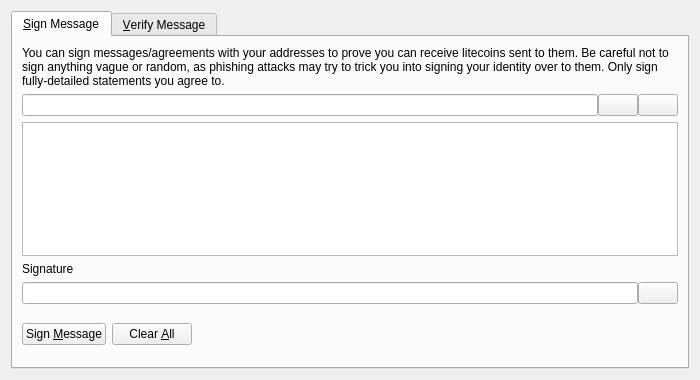
Qt form src/qt/forms/signverifymessagedialog.ui (harlequinfarm/litecoin) before a commit.
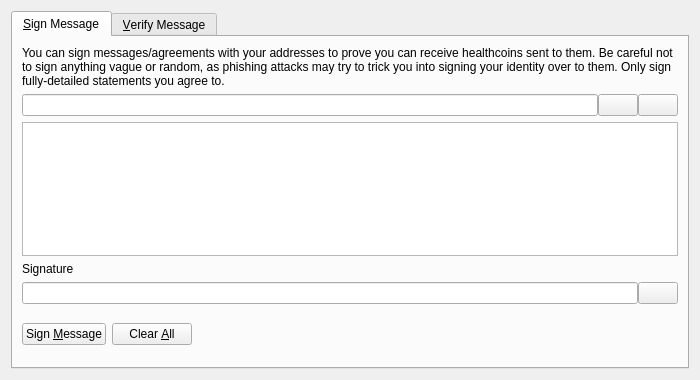
The same form after that commit. Icons and pictures are not drawn. Custom widgets are drawn as their Qt base class.

What changed in the file:
```diff
--- a/src/qt/forms/signverifymessagedialog.ui
+++ b/src/qt/forms/signverifymessagedialog.ui
@@ -30,7 +30,7 @@
        <item>
         <widget class="QLabel" name="infoLabel_SM">
          <property name="text">
-          <string>You can sign messages/agreements with your addresses to prove you can receive litecoins sent to them. Be careful not to sign anything vague or random, as phishing attacks may try to trick you into signing your identity over to them. Only sign fully-detailed statements you agree to.</string>
+          <string>You can sign messages/agreements with your addresses to prove you can receive healthcoins sent to them. Be careful not to sign anything vague or random, as phishing attacks may try to trick you into signing your identity over to them. Only sign fully-detailed statements you agree to.</string>
          </property>
          <property name="textFormat">
           <enum>Qt::PlainText</enum>
```
